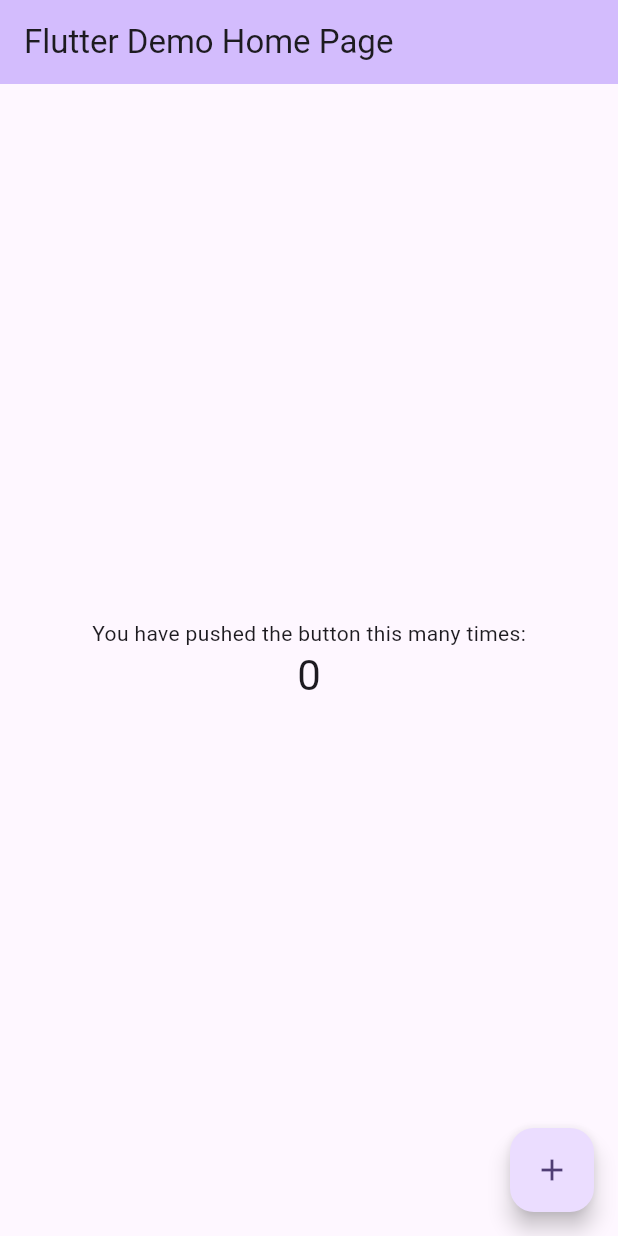
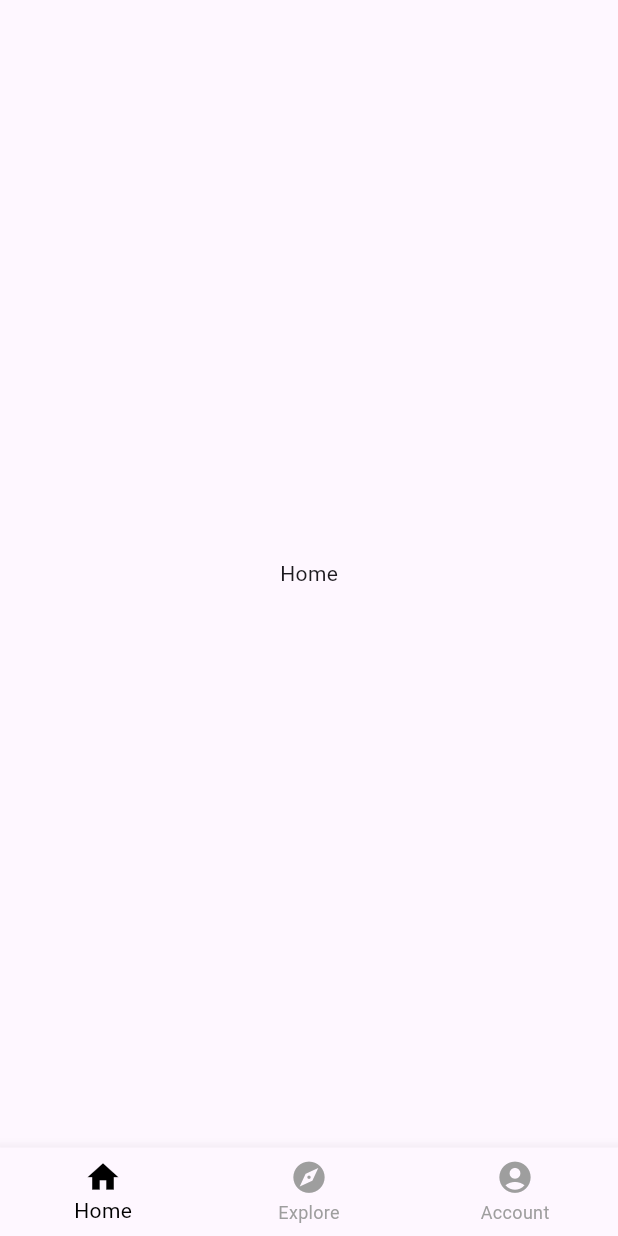
Before and after one commit to faizandarwesh/SnapWalls, a Flutter app: the screen it shows after launch, on a phone screen of 412 x 824 dp. Run offline on Flutter 3.47's test engine with Material 3 defaults, Android fonts, the phone set to English and light mode, and no system bars.

Commit message:
Add landing screen and bottom navigation

```diff
--- /dev/null
+++ b/lib/account_screen.dart
@@ -0,0 +1,12 @@
+import 'package:flutter/material.dart';
+
+class AccountScreen extends StatelessWidget {
+  const AccountScreen({super.key});
+
+  @override
+  Widget build(BuildContext context) {
+    return const Scaffold(
+      body: Center(child: Text("Account"),),
+    );
+  }
+}
--- /dev/null
+++ b/lib/explore_screen.dart
@@ -0,0 +1,12 @@
+import 'package:flutter/material.dart';
+
+class ExploreScreen extends StatelessWidget {
+  const ExploreScreen({super.key});
+
+  @override
+  Widget build(BuildContext context) {
+    return const Scaffold(
+      body: Center(child: Text("Explore"),),
+    );
+  }
+}
--- /dev/null
+++ b/lib/home_screen.dart
@@ -0,0 +1,14 @@
+import 'package:flutter/material.dart';
+
+class HomeScreen extends StatelessWidget {
+  const HomeScreen({super.key});
+
+  @override
+  Widget build(BuildContext context) {
+    return const Scaffold(
+      body: Center(
+        child: Text("Home"),
+      ),
+    );
+  }
+}
--- /dev/null
+++ b/lib/landing_screen.dart
@@ -0,0 +1,50 @@
+import 'package:flutter/material.dart';
+import 'package:snap_walls/account_screen.dart';
+import 'package:snap_walls/explore_screen.dart';
+import 'package:snap_walls/home_screen.dart';
+
+class LandingScreen extends StatefulWidget {
+  const LandingScreen({super.key});
+
+  @override
+  State<LandingScreen> createState() => _LandingScreenState();
+}
+
+class _LandingScreenState extends State<LandingScreen> {
+  int _currentIndex = 0;
+
+  List<Widget> screens = [
+    const HomeScreen(),
+    const ExploreScreen(),
+    const AccountScreen()
+  ];
+
+  @override
+  Widget build(BuildContext context) {
+    return Scaffold(
+      body: IndexedStack(
+        index: _currentIndex,
+        children: screens,
+      ),
+      bottomNavigationBar: BottomNavigationBar(
+          onTap: (value) {
+            setState(() {
+              _currentIndex = value;
+            });
+          },
+          type: BottomNavigationBarType.fixed,
+          currentIndex: _currentIndex,
+          fixedColor: Colors.black,
+          iconSize: 25,
+          unselectedItemColor: Colors.grey,
+          items: const [
+            BottomNavigationBarItem(
+                icon: Icon(Icons.home), label: "Home"),
+            BottomNavigationBarItem(
+                icon: Icon(Icons.explore_rounded), label: "Explore"),
+            BottomNavigationBarItem(
+                icon: Icon(Icons.account_circle_rounded), label: "Account"),
+          ]),
+    );
+  }
+}
--- a/lib/main.dart
+++ b/lib/main.dart
@@ -1,4 +1,5 @@
 import 'package:flutter/material.dart';
+import 'package:snap_walls/landing_screen.dart';
 
 void main() {
   runApp(const MyApp());
@@ -11,115 +12,12 @@
   @override
   Widget build(BuildContext context) {
     return MaterialApp(
-      title: 'Flutter Demo',
+      title: 'Flutter Wallpaper',
       theme: ThemeData(
-        // This is the theme of your application.
-        //
-        // TRY THIS: Try running your application with "flutter run". You'll see
-        // the application has a purple toolbar. Then, without quitting the app,
-        // try changing the seedColor in the colorScheme below to Colors.green
-        // and then invoke "hot reload" (save your changes or press the "hot
-        // reload" button in a Flutter-supported IDE, or press "r" if you used
-        // the command line to start the app).
-        //
-        // Notice that the counter didn't reset back to zero; the application
-        // state is not lost during the reload. To reset the state, use hot
-        // restart instead.
-        //
-        // This works for code too, not just values: Most code changes can be
-        // tested with just a hot reload.
         colorScheme: ColorScheme.fromSeed(seedColor: Colors.deepPurple),
         useMaterial3: true,
       ),
-      home: const MyHomePage(title: 'Flutter Demo Home Page'),
+      home: const LandingScreen(),
     );
   }
 }
-
-class MyHomePage extends StatefulWidget {
-  const MyHomePage({super.key, required this.title});
-
-  // This widget is the home page of your application. It is stateful, meaning
-  // that it has a State object (defined below) that contains fields that affect
-  // how it looks.
-
-  // This class is the configuration for the state. It holds the values (in this
-  // case the title) provided by the parent (in this case the App widget) and
-  // used by the build method of the State. Fields in a Widget subclass are
-  // always marked "final".
-
-  final String title;
-
-  @override
-  State<MyHomePage> createState() => _MyHomePageState();
-}
-
-class _MyHomePageState extends State<MyHomePage> {
-  int _counter = 0;
-
-  void _incrementCounter() {
-    setState(() {
-      // This call to setState tells the Flutter framework that something has
-      // changed in this State, which causes it to rerun the build method below
-      // so that the display can reflect the updated values. If we changed
-      // _counter without calling setState(), then the build method would not be
-      // called again, and so nothing would appear to happen.
-      _counter++;
-    });
-  }
-
-  @override
-  Widget build(BuildContext context) {
-    // This method is rerun every time setState is called, for instance as done
-    // by the _incrementCounter method above.
-    //
-    // The Flutter framework has been optimized to make rerunning build methods
-    // fast, so that you can just rebuild anything that needs updating rather
-    // than having to individually change instances of widgets.
-    return Scaffold(
-      appBar: AppBar(
-        // TRY THIS: Try changing the color here to a specific color (to
-        // Colors.amber, perhaps?) and trigger a hot reload to see the AppBar
-        // change color while the other colors stay the same.
-        backgroundColor: Theme.of(context).colorScheme.inversePrimary,
-        // Here we take the value from the MyHomePage object that was created by
-        // the App.build method, and use it to set our appbar title.
-        title: Text(widget.title),
-      ),
-      body: Center(
-        // Center is a layout widget. It takes a single child and positions it
-        // in the middle of the parent.
-        child: Column(
-          // Column is also a layout widget. It takes a list of children and
-          // arranges them vertically. By default, it sizes itself to fit its
-          // children horizontally, and tries to be as tall as its parent.
-          //
-          // Column has various properties to control how it sizes itself and
-          // how it positions its children. Here we use mainAxisAlignment to
-          // center the children vertically; the main axis here is the vertical
-          // axis because Columns are vertical (the cross axis would be
-          // horizontal).
-          //
-          // TRY THIS: Invoke "debug painting" (choose the "Toggle Debug Paint"
-          // action in the IDE, or press "p" in the console), to see the
-          // wireframe for each widget.
-          mainAxisAlignment: MainAxisAlignment.center,
-          children: <Widget>[
-            const Text(
-              'You have pushed the button this many times:',
-            ),
-            Text(
-              '$_counter',
-              style: Theme.of(context).textTheme.headlineMedium,
-            ),
-          ],
-        ),
-      ),
-      floatingActionButton: FloatingActionButton(
-        onPressed: _incrementCounter,
-        tooltip: 'Increment',
-        child: const Icon(Icons.add),
-      ), // This trailing comma makes auto-formatting nicer for build methods.
-    );
-  }
-}
```
